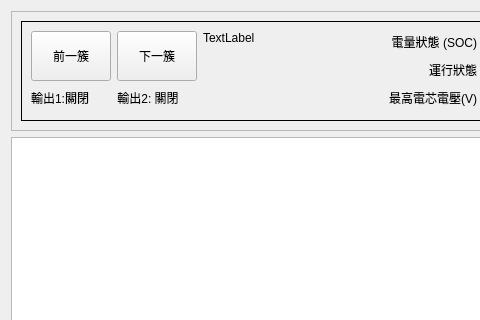
Before: the Qt Designer form frmstackview.ui in haoyi-jason/BMS_HY01_old, drawn with Qt 5; both pictures show x 0 to 480 and y 0 to 320 of the 1260 by 600 pixel window.
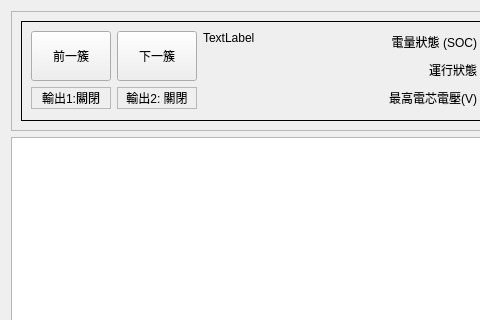
After: the same form once the commit is applied.

```diff
--- a/frmstackview.ui
+++ b/frmstackview.ui
@@ -339,11 +339,14 @@
           <item row="2" column="0">
            <widget class="QLabel" name="lbl_do0">
             <property name="sizePolicy">
-             <sizepolicy hsizetype="Fixed" vsizetype="Preferred">
+             <sizepolicy hsizetype="Minimum" vsizetype="Preferred">
               <horstretch>0</horstretch>
               <verstretch>0</verstretch>
              </sizepolicy>
             </property>
+            <property name="frameShape">
+             <enum>QFrame::StyledPanel</enum>
+            </property>
             <property name="text">
              <string>輸出1:關閉</string>
             </property>
@@ -355,11 +358,14 @@
           <item row="2" column="1">
            <widget class="QLabel" name="lbl_do1">
             <property name="sizePolicy">
-             <sizepolicy hsizetype="Fixed" vsizetype="Preferred">
+             <sizepolicy hsizetype="Minimum" vsizetype="Preferred">
               <horstretch>0</horstretch>
               <verstretch>0</verstretch>
              </sizepolicy>
             </property>
+            <property name="frameShape">
+             <enum>QFrame::StyledPanel</enum>
+            </property>
             <property name="text">
              <string>輸出2: 關閉</string>
             </property>
```
